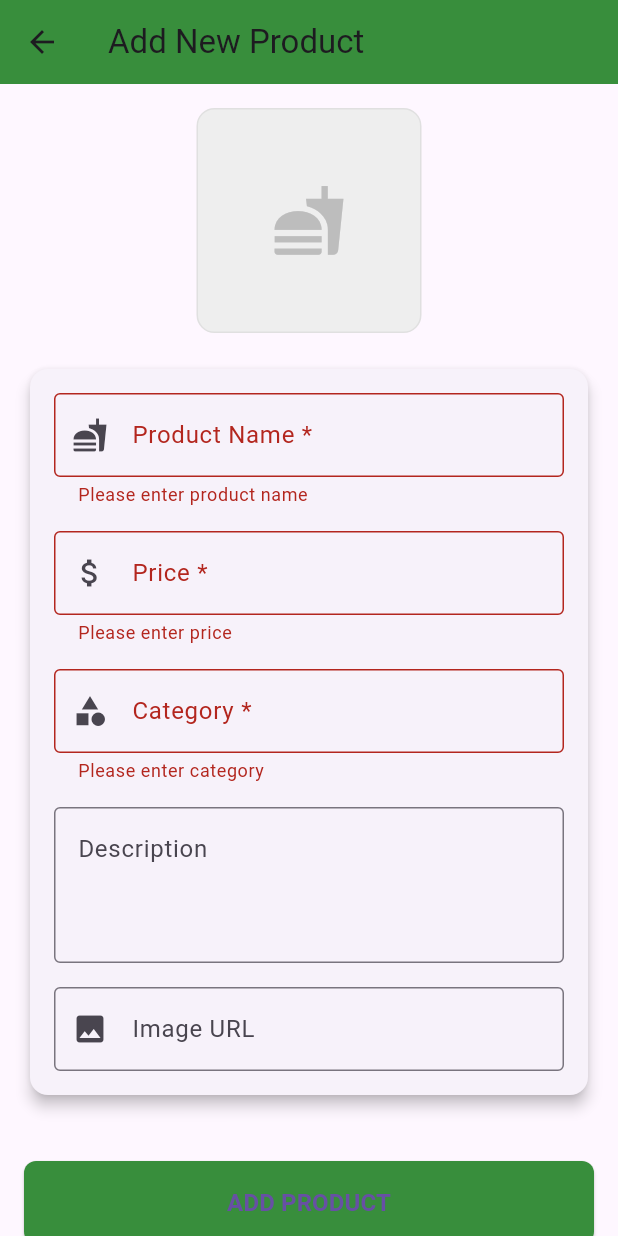
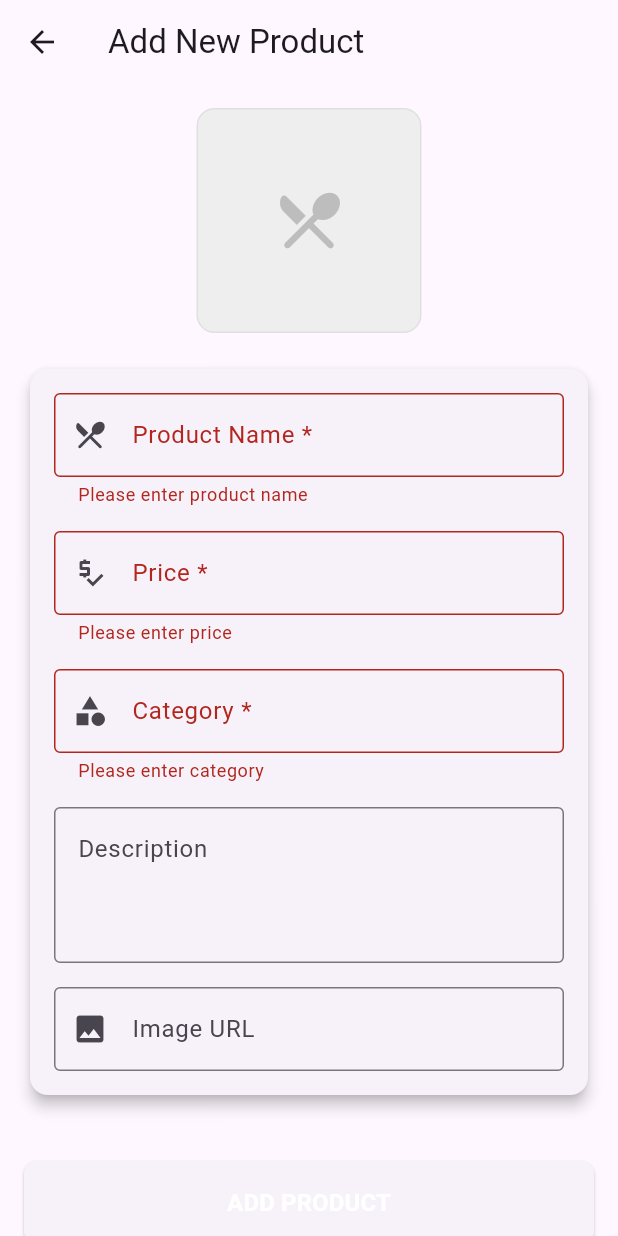
Before and after one commit to ObrienChimbulu/Mpepo_Kitchen_Pos_App, a Flutter app: the AddProductScreen screen opened directly, after a tap on "ADD PRODUCT", on a phone screen of 412 x 824 dp. Run offline on Flutter 3.47's test engine with Material 3 defaults, Android fonts, the phone set to English and light mode, and no system bars; our stand-ins replace connectivity_plus, shared_preferences; accounts and stored records are empty.

```diff
--- a/lib/views/add_product_screen.dart
+++ b/lib/views/add_product_screen.dart
@@ -1,4 +1,5 @@
 import 'package:flutter/material.dart';
+import 'package:mpepo_kitchen_pos_app/utils/constants/colors.dart';
 import 'package:provider/provider.dart';
 import '../controllers/product_controller.dart';
 import '../models/product_model.dart';
@@ -75,7 +76,7 @@ class _AddProductScreenState extends State<AddProductScreen> {
           ScaffoldMessenger.of(context).showSnackBar(
             SnackBar(
               content: Text('Product updated successfully!'),
-              backgroundColor: Colors.green,
+              backgroundColor: Colors.purple,
             ),
           );
         } else {
@@ -84,7 +85,7 @@ class _AddProductScreenState extends State<AddProductScreen> {
           ScaffoldMessenger.of(context).showSnackBar(
             SnackBar(
               content: Text('Product added successfully!'),
-              backgroundColor: Colors.green,
+              backgroundColor:TColors.primary
             ),
           );
         }
@@ -108,7 +109,7 @@ class _AddProductScreenState extends State<AddProductScreen> {
     return Scaffold(
       appBar: AppBar(
         title: Text(widget.product != null ? 'Edit Product' : 'Add New Product'),
-        backgroundColor: Colors.green[700],
+        backgroundColor:TColors.primary,
         actions: [
           if (_isLoading)
             Padding(
@@ -170,7 +171,7 @@ class _AddProductScreenState extends State<AddProductScreen> {
           fit: BoxFit.cover,
           errorBuilder: (context, error, stackTrace) {
             return Icon(
-              Icons.fastfood,
+              Icons.restaurant_menu_rounded,
               size: 50,
               color: Colors.grey[400],
             );
@@ -178,7 +179,7 @@ class _AddProductScreenState extends State<AddProductScreen> {
         ),
       )
           : Icon(
-        Icons.fastfood,
+        Icons.restaurant_menu_rounded,
         size: 50,
         color: Colors.grey[400],
       ),
@@ -196,7 +197,7 @@ class _AddProductScreenState extends State<AddProductScreen> {
               controller: _nameController,
               decoration: InputDecoration(
                 labelText: 'Product Name *',
-                prefixIcon: Icon(Icons.fastfood),
+                prefixIcon: Icon(Icons.restaurant_menu_rounded),
                 border: OutlineInputBorder(),
               ),
               validator: (value) {
@@ -212,7 +213,7 @@ class _AddProductScreenState extends State<AddProductScreen> {
               keyboardType: TextInputType.numberWithOptions(decimal: true),
               decoration: InputDecoration(
                 labelText: 'Price *',
-                prefixIcon: Icon(Icons.attach_money),
+                prefixIcon: Icon(Icons.price_check),
                 border: OutlineInputBorder(),
               ),
               validator: (value) {
@@ -300,7 +301,7 @@ class _AddProductScreenState extends State<AddProductScreen> {
       child: ElevatedButton(
         onPressed: _isLoading ? null : _saveProduct,
         style: ElevatedButton.styleFrom(
-          backgroundColor: Colors.green[700],
+          backgroundColor: TColors.primary,
           padding: EdgeInsets.symmetric(vertical: 16),
           shape: RoundedRectangleBorder(
             borderRadius: BorderRadius.circular(8),
@@ -317,7 +318,7 @@ class _AddProductScreenState extends State<AddProductScreen> {
         )
             : Text(
           widget.product != null ? 'UPDATE PRODUCT' : 'ADD PRODUCT',
-          style: TextStyle(fontSize: 16, fontWeight: FontWeight.bold),
+          style: TextStyle(fontSize: 16, fontWeight: FontWeight.bold,color: Colors.white),
         ),
       ),
     );
```
